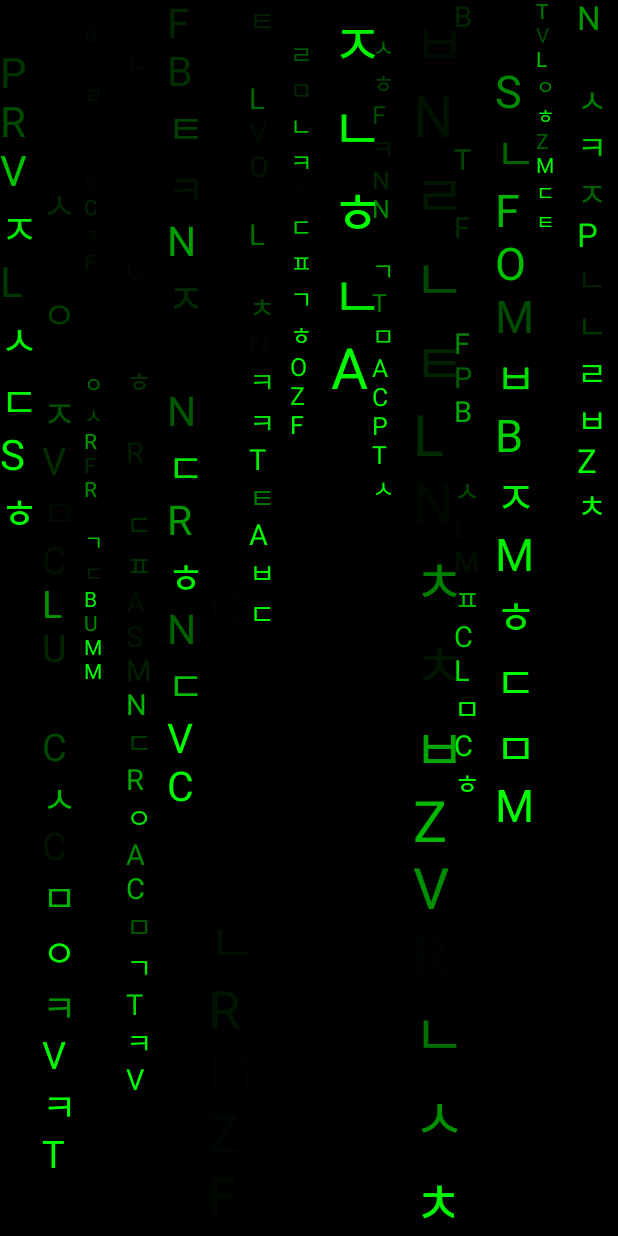
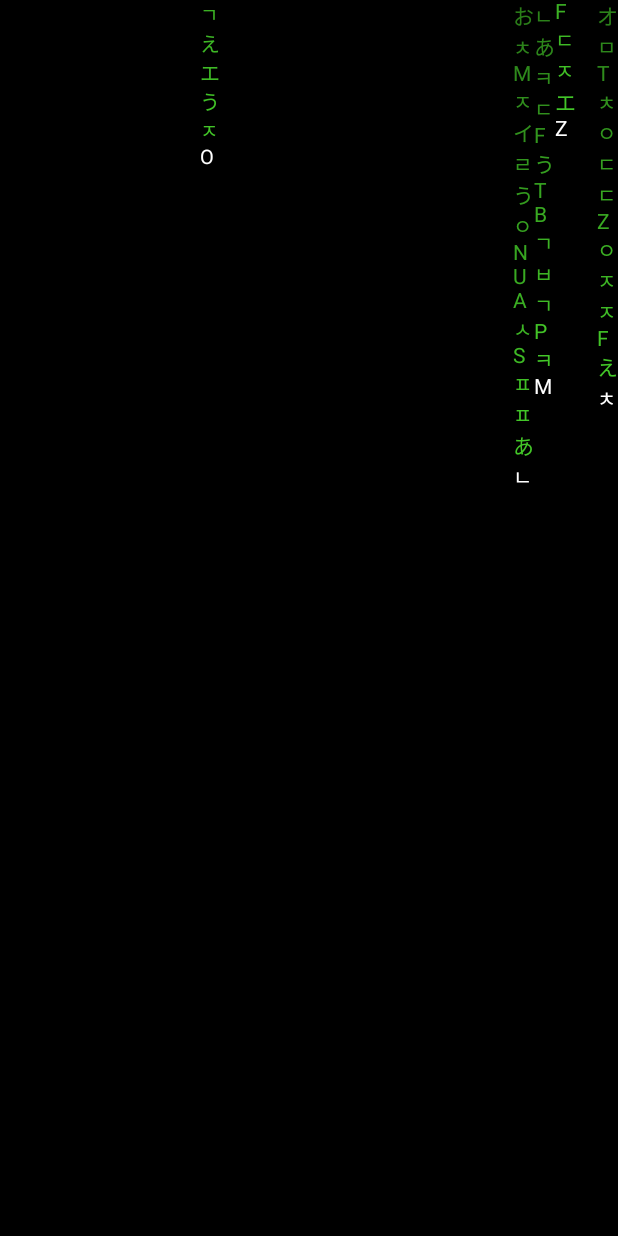
Before and after one commit to zprima/compose-matrix, an Android app built with Jetpack Compose: the screen it shows after launch (MainActivity), on a phone screen of 412 x 824 dp. Run offline under Robolectric (Android 15) with nearby library versions, the phone set to English and light mode, and no system bars.

Commit message:
Matrix reloaded

```diff
--- a/app/src/main/java/com/example/matrixdownfall/ui/screen/MatrixScreen.kt
+++ b/app/src/main/java/com/example/matrixdownfall/ui/screen/MatrixScreen.kt
@@ -1,153 +1,124 @@
 package com.example.matrixdownfall.ui.screen
 
-import android.util.Log
-import androidx.compose.animation.core.animateFloatAsState
-import androidx.compose.animation.core.tween
-import androidx.compose.foundation.background
-import androidx.compose.foundation.border
-import androidx.compose.foundation.gestures.detectTapGestures
+import androidx.compose.animation.core.*
 import androidx.compose.foundation.layout.*
-import androidx.compose.material.MaterialTheme
 import androidx.compose.material.Surface
 import androidx.compose.material.Text
 import androidx.compose.runtime.*
-import androidx.compose.ui.Alignment
 import androidx.compose.ui.Modifier
 import androidx.compose.ui.graphics.Color
-import androidx.compose.ui.input.pointer.pointerInput
 import androidx.compose.ui.platform.LocalDensity
 import androidx.compose.ui.unit.TextUnit
-import androidx.compose.ui.unit.dp
-import androidx.compose.ui.unit.sp
-import androidx.lifecycle.viewmodel.compose.viewModel
-import com.example.matrixdownfall.util.Mode
 import com.example.matrixdownfall.util.characters
-import com.google.accompanist.systemuicontroller.rememberSystemUiController
-import kotlinx.coroutines.Delay
 import kotlinx.coroutines.delay
 import kotlin.random.Random
 
 @Composable
-fun MatrixScreen(
-    matrixViewModel: MatrixViewModel = viewModel()
-){
-    val uiState = matrixViewModel.uiState
-    val backgroundColor = if(uiState.mode == Mode.BLACK_WHITE) Color.White else Color.Black
-
-    // Remember a SystemUiController
-    val systemUiController = rememberSystemUiController()
-    val useDarkIcons = MaterialTheme.colors.isLight
-
-    SideEffect {
-        // Update all of the system bar colors to be transparent, and use
-        // dark icons if we're in light theme
-        systemUiController.setSystemBarsColor(
-            color = Color.Black,
-            darkIcons = useDarkIcons
-        )
-
-        // setStatusBarsColor() and setNavigationBarColor() also exist
-    }
-
+fun MatrixScreen(){
     Surface(
-        modifier = Modifier
-            .fillMaxSize()
-            .pointerInput(Unit) {
-                detectTapGestures(
-                    onTap = { matrixViewModel.changeMode() }
-                )
-            },
-        color = backgroundColor
+        modifier = Modifier.fillMaxSize(),
+        color = Color.Black
     ) {
-        MatrixStrips(uiState)
+        MatrixRain(30)
     }
 }
 
 @Composable
-fun MatrixStrips(uiState: MatrixUiState){
+fun MatrixRain(stripColumns: Int){
+    var startScreenDone by remember { mutableStateOf(false) }
 
-    Row(modifier = Modifier){
-        repeat(uiState.rows){
-            MatrixStrip(
-                modifier = Modifier.weight(1f),
-                stripDelay = Random.nextInt(uiState.stripDelayMin, uiState.stripDelayMax) * 1000L,
-                stripSpeed = Random.nextInt(uiState.stripSpeedMin, uiState.stripSpeedMax) * 10L + 100,
-                stripColor =
-                    when(uiState.mode){
-                        Mode.GREEN -> Color.Green
-                        Mode.COLOR -> uiState.colors.random()
-                        Mode.BLACK_WHITE -> Color.Black
-                    },
-                textSizeFactor = Random.nextInt(uiState.textMinFactor, uiState.textMaxFactor) * 0.1f
-            )
+    Row(){
+        repeat(stripColumns){
+            if(!startScreenDone){
+            MatrixColumn(
+                100L,
+                0L,
+                true,
+                onFinished = {
+                    startScreenDone = true
+                }
+            )}
+            else {
+                MatrixColumn(
+                    Random.nextInt(4) * 10L + 100L,
+                    Random.nextInt(6) * 1000L,
+                    false,
+                    onFinished = {}
+                )
+            }
         }
     }
 }
 
 @Composable
-fun MatrixStrip(modifier: Modifier, stripDelay: Long, stripSpeed: Long, stripColor: Color, textSizeFactor: Float){
-    var lettersToDraw by remember { mutableStateOf(0) }
+fun RowScope.MatrixColumn(crawlSpeed: Long, columnDelay: Long, oneTime: Boolean, onFinished: () -> Unit){
+    BoxWithConstraints(
+        modifier = Modifier.weight(1f).fillMaxHeight()
+    ) {
+        val maxWidthDp = maxWidth
+        val matrixStrip = remember { Array((maxHeight / maxWidth).toInt()){ characters.random() } }
+        var lettersToDraw by remember { mutableStateOf(0) }
 
-    BoxWithConstraints(modifier = modifier.fillMaxHeight()) {
-
-        val ratio = remember { (maxHeight / maxWidth).toInt() }
-        val stripCharaters = remember {
-            Array(ratio){ characters.random() }
-        }
-
-        val textSize = with(LocalDensity.current){
-            (maxWidth * textSizeFactor).toSp()
-        }
-
-        Column() {
-            repeat(lettersToDraw) {
+        Column(Modifier.fillMaxSize()){
+            repeat(lettersToDraw){
                 MatrixChar(
-                    character = stripCharaters[it],
-                    textSize = textSize,
-                    color = stripColor,
-                    onAnimationFinished = {
-                        if(it >= stripCharaters.size * 0.5){
-                            lettersToDraw = 0
+                    matrixStrip[it],
+                    crawlSpeed,
+                    fontSize = with(LocalDensity.current){ maxWidthDp.toSp() },
+                    onFinished = {
+                        if(oneTime && it == (matrixStrip.size * 0.6).toInt()){
+                            onFinished()
+                        } else {
+                            if(it >= matrixStrip.size * 0.6){
+                                lettersToDraw = 0
+                            }
                         }
                     }
                 )
             }
         }
 
-        LaunchedEffect(key1 = stripDelay){
-            delay(stripDelay)
+        LaunchedEffect(Unit){
+            delay(columnDelay)
             while(true){
-                if(lettersToDraw < stripCharaters.size){
+                if(lettersToDraw < matrixStrip.size) {
                     lettersToDraw += 1
                 }
-                delay(stripSpeed)
+
+                if(lettersToDraw > matrixStrip.size * 0.5){
+                    matrixStrip[Random.nextInt(lettersToDraw)] = characters.random()
+                }
+
+                delay(crawlSpeed)
+
             }
         }
     }
 }
 
+
 @Composable
-fun MatrixChar(
-    character: String,
-    textSize: TextUnit,
-    color: Color = Color.Green,
-    onAnimationFinished: () -> Unit){
-    var runAnimation by remember { mutableStateOf(false) }
-    val alpha = animateFloatAsState(
-        targetValue = if(runAnimation) 0f else 1f,
+fun MatrixChar(char: String, crawlSpeed: Long, fontSize: TextUnit, onFinished: () -> Unit){
+    var textColor by remember { mutableStateOf(Color.White) }
+    var startFade by remember { mutableStateOf(false) }
+    val alpha by animateFloatAsState(
+        targetValue = if(startFade) 0f else 1f,
         animationSpec = tween(
-            durationMillis = (1..4).random() * 1000,
+            durationMillis = 4000,
+            easing = LinearEasing
         ),
-        finishedListener = { onAnimationFinished() }
+        finishedListener = { onFinished() }
     )
 
     Text(
-        character,
-        color = color.copy(alpha = alpha.value),
-        fontSize = textSize
+        char,
+        color = textColor.copy(alpha = alpha),
+        fontSize = fontSize
     )
 
     LaunchedEffect(Unit){
-        runAnimation = true
+        delay(crawlSpeed)
+        textColor = Color(0xff43c728)
+        startFade = true
     }
 }
--- a/app/src/main/java/com/example/matrixdownfall/ui/screen/MatrixUiState.kt
+++ /dev/null
@@ -1,16 +0,0 @@
-package com.example.matrixdownfall.ui.screen
-
-import androidx.compose.ui.graphics.Color
-import com.example.matrixdownfall.util.Mode
-
-data class MatrixUiState(
-    val mode: Mode = Mode.GREEN,
-    val rows: Int = 15,
-    val stripDelayMin: Int = 1,
-    val stripDelayMax: Int = 8,
-    val stripSpeedMin: Int = 1,
-    val stripSpeedMax: Int = 4,
-    val textMinFactor: Int = 5,
-    val textMaxFactor: Int = 15,
-    val colors: List<Color> = listOf(Color.Red, Color.Cyan, Color.Yellow, Color.Magenta)
-)
--- a/app/src/main/java/com/example/matrixdownfall/ui/screen/MatrixViewModel.kt
+++ /dev/null
@@ -1,24 +0,0 @@
-package com.example.matrixdownfall.ui.screen
-
-import androidx.compose.runtime.getValue
-import androidx.compose.runtime.mutableStateOf
-import androidx.compose.runtime.setValue
-import androidx.lifecycle.ViewModel
-import com.example.matrixdownfall.util.Mode
-
-class MatrixViewModel: ViewModel() {
-    var uiState by mutableStateOf(MatrixUiState())
-        private set
-
-    fun changeMode(){
-        val newMode =
-            when(uiState.mode){
-                Mode.GREEN -> Mode.COLOR
-                Mode.COLOR -> Mode.BLACK_WHITE
-                Mode.BLACK_WHITE -> Mode.GREEN
-            }
-
-        uiState = uiState.copy(mode = newMode)
-    }
-
-}
--- a/app/src/main/java/com/example/matrixdownfall/util/Mode.kt
+++ /dev/null
@@ -1,5 +0,0 @@
-package com.example.matrixdownfall.util
-
-enum class Mode {
-    GREEN, COLOR, BLACK_WHITE
-}
--- a/app/src/main/java/com/example/matrixdownfall/util/characters.kt
+++ b/app/src/main/java/com/example/matrixdownfall/util/characters.kt
@@ -29,5 +29,15 @@ val characters = listOf(
     "ㅋ",
     "ㅌ",
     "ㅍ",
-    "ㅎ"
+    "ㅎ",
+    "あ",
+    "ア",
+    "う",
+    "ウ",
+    "い",
+    "イ",
+    "え",
+    "エ",
+    "お",
+    "オ"
 )
--- a/build.gradle
+++ b/build.gradle
@@ -1,12 +1,12 @@
 buildscript {
     ext {
-        compose_version = '1.1.1'
+        compose_version = '1.2.0-beta02'
     }
 }// Top-level build file where you can add configuration options common to all sub-projects/modules.
 plugins {
-    id 'com.android.application' version '7.2.0' apply false
-    id 'com.android.library' version '7.2.0' apply false
-    id 'org.jetbrains.kotlin.android' version '1.6.10' apply false
+    id 'com.android.application' version '7.2.1' apply false
+    id 'com.android.library' version '7.2.1' apply false
+    id 'org.jetbrains.kotlin.android' version '1.6.21' apply false
 }
 
 task clean(type: Delete) {
```
Also changed, not shown: app/src/main/java/com/example/matrixdownfall/MainActivity.kt (+0 -10 lines).
